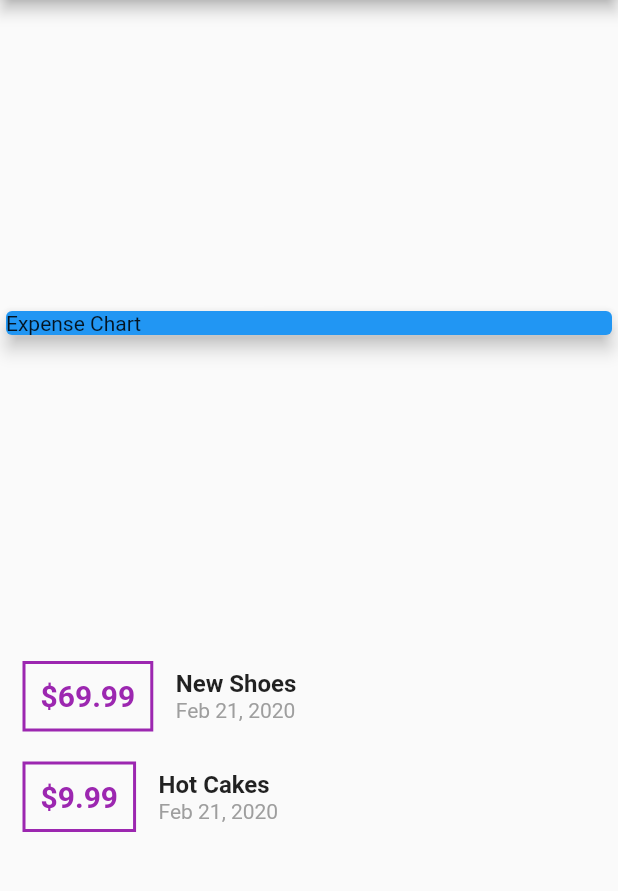
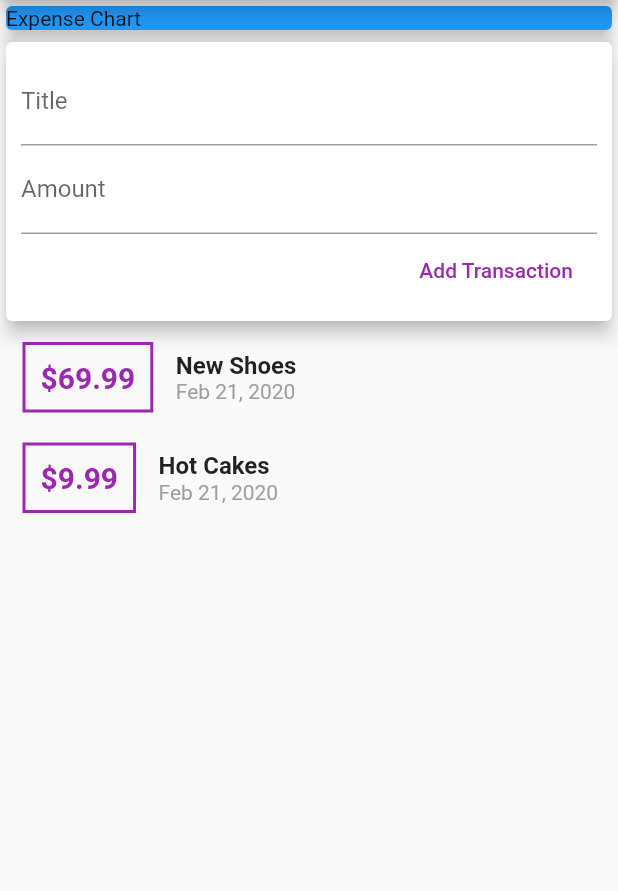
Before and after one commit to vinayreddyking/expense_tracker_tutorial, a Flutter app: the screen it shows after launch, on a phone screen of 412 x 824 dp, the part 84-975 px from its top. Run offline on Flutter 3.47's test engine with Material 2 defaults, Android fonts, the phone set to English and light mode, and no system bars.

Commit message:
functionality of app and dividing in to widgets

```diff
--- a/lib/main.dart
+++ b/lib/main.dart
@@ -1,6 +1,5 @@
 import 'package:flutter/material.dart';
-import './transaction.dart';
-import 'package:intl/intl.dart';
+import './widgets/user_transactions.dart';
 
 void main(){
   runApp(MyApp());
@@ -19,10 +18,7 @@ class MyApp extends StatelessWidget {
 
 
 class MyHome extends StatelessWidget {
-   final List<Transaction> transactions = [
-    Transaction(id: "t1", title: "New Shoes", amount: 69.99, date: DateTime.now()),
-    Transaction(id: "t2", title: "Hot Cakes", amount: 9.99, date: DateTime.now()),
-  ];
+
   @override
   Widget build(BuildContext context) {
     return Scaffold(
@@ -30,7 +26,7 @@ class MyHome extends StatelessWidget {
         title: Text("Expense Tracker"),
       ),
       body: Column(
-        mainAxisAlignment: MainAxisAlignment.spaceEvenly,
+        //mainAxisAlignment: MainAxisAlignment.spaceEvenly,
         crossAxisAlignment:CrossAxisAlignment.stretch,
         children: <Widget>[
           Container(
@@ -41,48 +37,7 @@ class MyHome extends StatelessWidget {
               elevation: 5,
             ),
           ),
-          Column(
-            children: transactions.map((tx){
-              return Row(
-                children: <Widget>[
-                  Container(
-                    margin: EdgeInsets.symmetric(vertical: 10, horizontal: 15),
-                    decoration: BoxDecoration(
-                      border: Border.all(
-                        color: Colors.purple,
-                        width: 2
-                      )
-                    ),
-                    padding: EdgeInsets.all(10),
-
-                    child: Text('\$${tx.amount}',
-                      style: TextStyle(
-                        color: Colors.purple,
-                        fontSize: 20,
-                        fontWeight: FontWeight.bold,
-                      ),
-                    ),
-                  ),
-                  Column(
-                    crossAxisAlignment: CrossAxisAlignment.start,
-                    children: <Widget>[
-                      Text(tx.title,
-                          style:TextStyle(
-                            fontSize: 16,
-                            fontWeight: FontWeight.bold,
-                          ),
-                      ),
-                      Text( DateFormat.yMMMd().format(tx.date),
-                      style: TextStyle(
-                        color: Colors.grey,
-                      ),
-                      ),
-                    ],
-                  ),
-                ],
-              );
-            }).toList(),
-          ),
+          UserTransactions(),
         ],
       ),
     );
--- /dev/null
+++ b/lib/widgets/new_transaction.dart
@@ -0,0 +1,39 @@
+import 'package:flutter/material.dart';
+
+class NewTransaction extends StatelessWidget {
+  final Function tx;
+  final TextEditingController titleController = TextEditingController();
+  final TextEditingController amountController = TextEditingController();
+
+  NewTransaction(this.tx);
+  @override
+  Widget build(BuildContext context) {
+    return Card(
+            elevation: 5,
+            child: Container(
+              padding: EdgeInsets.all(10),
+              child: Column(
+                crossAxisAlignment: CrossAxisAlignment.end,
+                children: <Widget>[
+                  TextField(
+                    decoration: InputDecoration(
+                      labelText: "Title",
+                    ),
+                    controller: titleController,
+                  ),
+                  TextField(
+                    decoration: InputDecoration(
+                      labelText: "Amount"
+                    ),
+                     controller: amountController,
+                  ),
+                  FlatButton(onPressed:(){
+                    tx(titleController.text,double.parse(amountController.text));
+                  },
+                  child: Text("Add Transaction"),textColor: Colors.purple,)
+                ],
+              ),
+            ),
+          );
+  }
+}
--- /dev/null
+++ b/lib/widgets/transaction_list.dart
@@ -0,0 +1,53 @@
+import '../models/transaction.dart';
+import 'package:flutter/material.dart';
+import 'package:intl/intl.dart';
+
+class TransactionList extends StatelessWidget {
+  final List<Transaction> transactions;
+  TransactionList(this.transactions);
+  @override
+  Widget build(BuildContext context) {
+    return Column(
+            children: transactions.map((tx){
+              return Row(
+                children: <Widget>[
+                  Container(
+                    margin: EdgeInsets.symmetric(vertical: 10, horizontal: 15),
+                    decoration: BoxDecoration(
+                      border: Border.all(
+                        color: Colors.purple,
+                        width: 2
+                      )
+                    ),
+                    padding: EdgeInsets.all(10),
+
+                    child: Text('\$${tx.amount}',
+                      style: TextStyle(
+                        color: Colors.purple,
+                        fontSize: 20,
+                        fontWeight: FontWeight.bold,
+                      ),
+                    ),
+                  ),
+                  Column(
+                    crossAxisAlignment: CrossAxisAlignment.start,
+                    children: <Widget>[
+                      Text(tx.title,
+                          style:TextStyle(
+                            fontSize: 16,
+                            fontWeight: FontWeight.bold,
+                          ),
+                      ),
+                      Text( DateFormat.yMMMd().format(tx.date),
+                      style: TextStyle(
+                        color: Colors.grey,
+                      ),
+                      ),
+                    ],
+                  ),
+                ],
+              );
+            }).toList(),
+          );
+  }
+}
--- /dev/null
+++ b/lib/widgets/user_transactions.dart
@@ -0,0 +1,32 @@
+import 'package:flutter/material.dart';
+import '../models/transaction.dart';
+import './new_transaction.dart';
+import './transaction_list.dart';
+class UserTransactions extends StatefulWidget {
+  @override
+  _UserTransactionsState createState() => _UserTransactionsState();
+}
+
+class _UserTransactionsState extends State<UserTransactions> {
+final List<Transaction> _userTransactions = [
+    Transaction(id: "t1", title: "New Shoes", amount: 69.99, date: DateTime.now()),
+    Transaction(id: "t2", title: "Hot Cakes", amount: 9.99, date: DateTime.now()),
+  ];
+
+  void _addNewTransaction(String txTitle, double txAmount){
+    final newTx = Transaction(id: DateTime.now().toString(), title: txTitle, amount: txAmount, date: DateTime.now());
+    setState(() {
+      _userTransactions.add(newTx);
+    });
+  }
+
+  @override
+  Widget build(BuildContext context) {
+    return Column(
+      children: <Widget>[
+        NewTransaction(_addNewTransaction),
+        TransactionList(_userTransactions),
+      ],
+    );
+  }
+}
```
Also changed, not shown: lib/models/transaction.dart (renamed from lib/transaction.dart).
